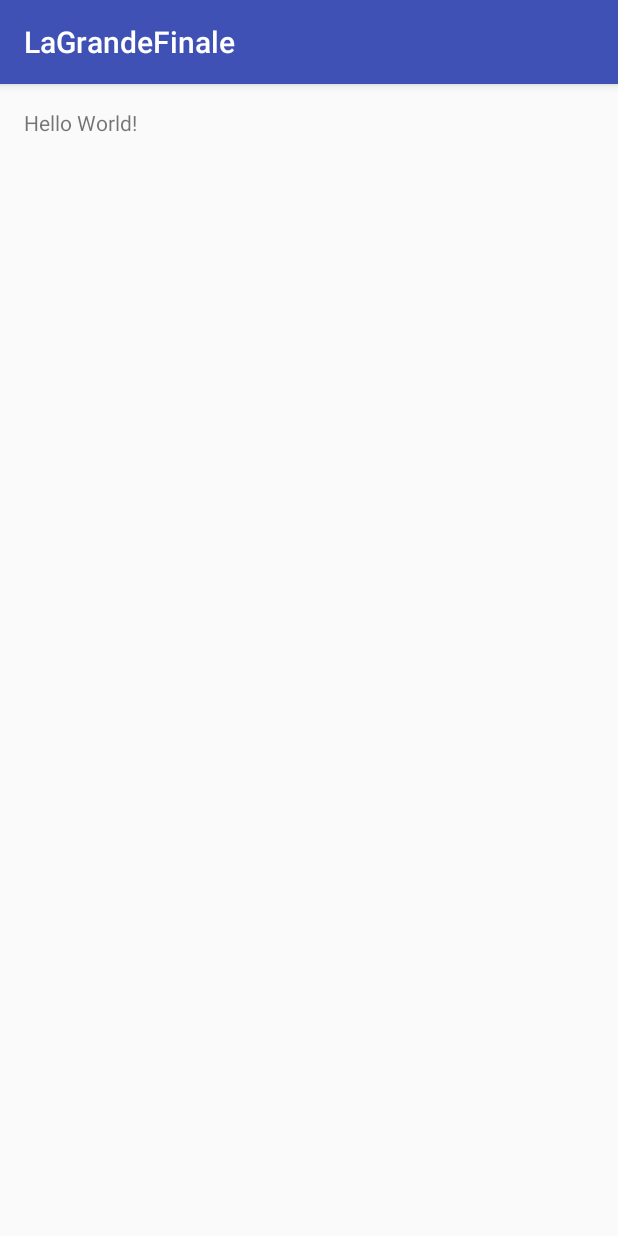
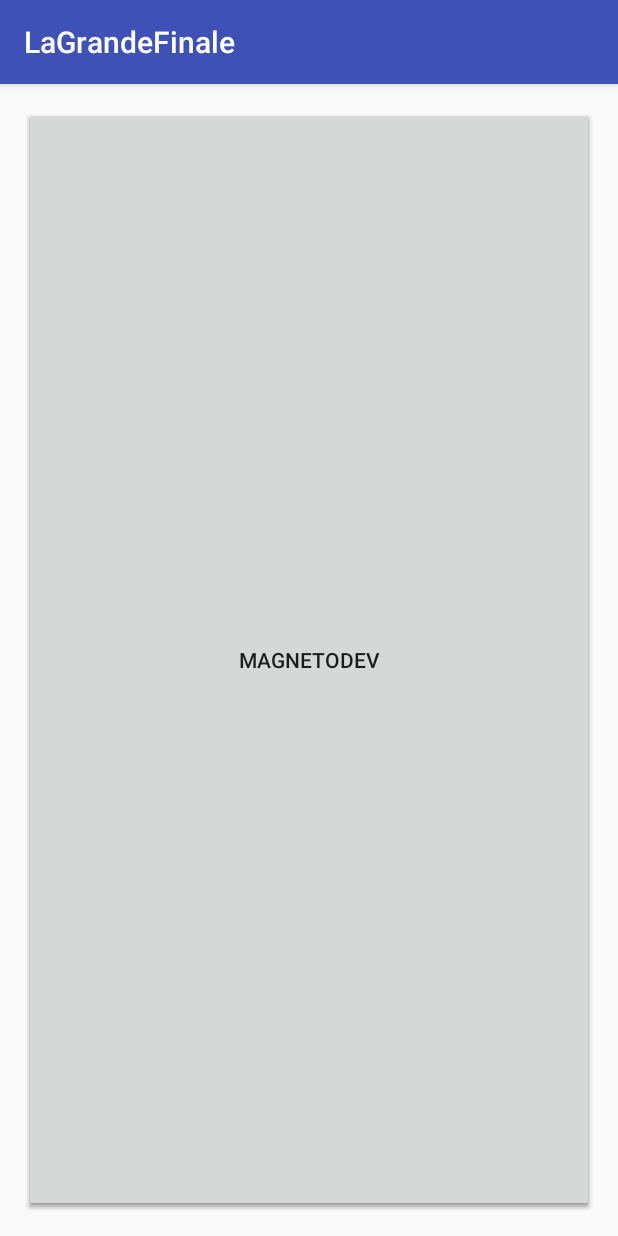
Before and after one commit to JeroennC/IN4254-SPS, an Android app: the screen it shows after launch (MainActivity), on a phone screen of 412 x 824 dp. Run offline under Robolectric (Android 15) with nearby library versions, the phone set to English and light mode, and no system bars.

Commit message:
hopelijk klopt dit :p let niet op mijn code

```diff
--- a/assignment2/LaGrandeFinale/app/src/main/AndroidManifest.xml
+++ b/assignment2/LaGrandeFinale/app/src/main/AndroidManifest.xml
@@ -15,6 +15,7 @@
                 <category android:name="android.intent.category.LAUNCHER" />
             </intent-filter>
         </activity>
+        <activity android:name=".DistanceActivity"></activity>
     </application>
 
 </manifest>
--- a/assignment2/LaGrandeFinale/app/src/main/java/com/github/dnvanderwerff/lagrandefinale/MainActivity.java
+++ b/assignment2/LaGrandeFinale/app/src/main/java/com/github/dnvanderwerff/lagrandefinale/MainActivity.java
@@ -1,7 +1,18 @@
 package com.github.dnvanderwerff.lagrandefinale;
 
+import android.content.Context;
+import android.content.Intent;
+import android.content.IntentFilter;
+import android.hardware.Sensor;
+import android.hardware.SensorEvent;
+import android.hardware.SensorManager;
+import android.support.annotation.IdRes;
+import android.support.annotation.Nullable;
 import android.support.v7.app.AppCompatActivity;
 import android.os.Bundle;
+import android.view.View;
+import android.widget.Button;
+import android.widget.TextView;
 
 public class MainActivity extends AppCompatActivity {
 
@@ -9,5 +20,21 @@ public class MainActivity extends AppCompatActivity {
     protected void onCreate(Bundle savedInstanceState) {
         super.onCreate(savedInstanceState);
         setContentView(R.layout.activity_main);
+
+        Button stdev = (Button) findViewById(R.id.stdev);
+        Button magnetdev =(Button) findViewById(R.id.magnetdev);
+
     }
+
+    public void startDistance(View view) {
+        Intent intent = new Intent(this, DistanceActivity.class);
+        startActivity(intent);
+    }
+
+    /*public void startMagnet(View view) {
+        Intent intent = new Intent(this, );
+        startActivity(intent);
+    }*/
+
+
 }
--- a/assignment2/LaGrandeFinale/app/src/main/res/layout/activity_main.xml
+++ b/assignment2/LaGrandeFinale/app/src/main/res/layout/activity_main.xml
@@ -9,8 +9,16 @@
     android:paddingTop="@dimen/activity_vertical_margin"
     tools:context="com.github.dnvanderwerff.lagrandefinale.MainActivity">
 
-    <TextView
-        android:layout_width="wrap_content"
-        android:layout_height="wrap_content"
-        android:text="Hello World!" />
+    <Button
+        android:layout_width="match_parent"
+        android:layout_height="match_parent"
+        android:text="Stdev"
+        android:id="@+id/stdev"
+        android:onClick="startDistance" />
+
+    <Button
+        android:layout_width="match_parent"
+        android:layout_height="match_parent"
+        android:text="Magnetodev"
+        android:id="@+id/magnetdev" />
 </RelativeLayout>
```
Also changed, not shown: 1 other file.
